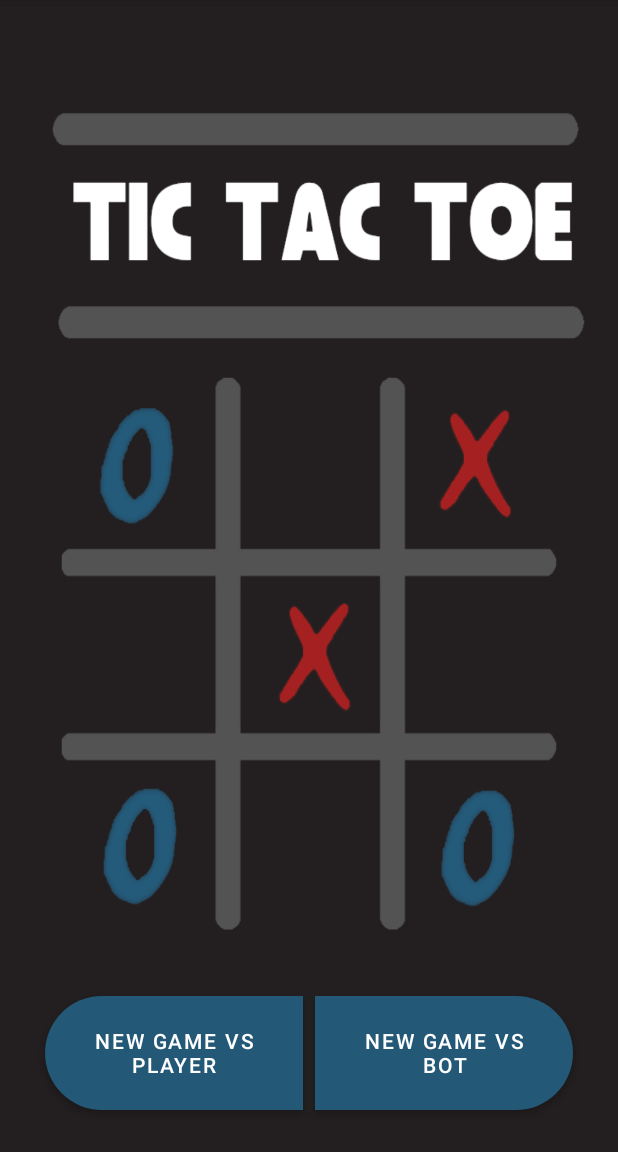
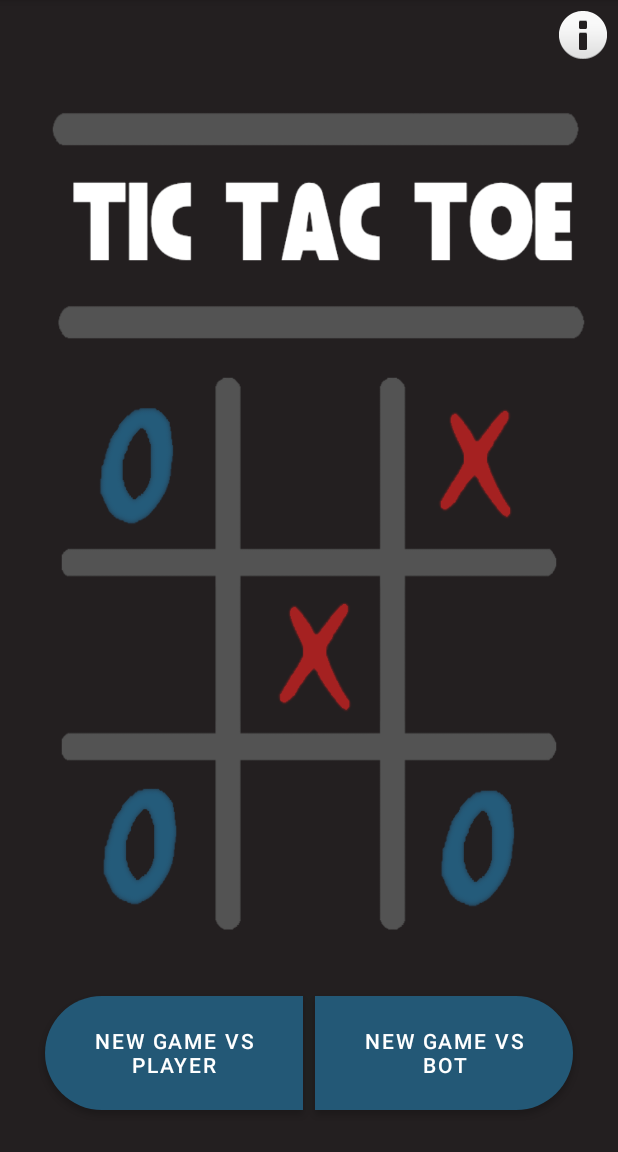
Before and after one commit to Danx3mer/Mobile-TicTacToe, an Android app: the screen it shows after launch (MainActivity), on a phone screen of 412 x 824 dp, the part 84-1236 px from its top. Run offline under Robolectric (Android 15) with nearby library versions, the phone set to English and light mode, and no system bars.

Commit message:
Commit 29: Big design update

```diff
--- a/app/src/main/res/layout/title_screen.xml
+++ b/app/src/main/res/layout/title_screen.xml
@@ -5,6 +5,21 @@
     android:layout_width="match_parent"
     android:layout_height="match_parent"
     android:background="@drawable/tictactoe">
+
+    <ImageButton
+        android:id="@+id/imageButtonInfo"
+        android:layout_width="wrap_content"
+        android:layout_height="wrap_content"
+        android:background="#00FFFFFF"
+        android:contentDescription="This button is used to go back to the title screen."
+        android:onClick="backToTitleScreen"
+        app:layout_constraintBottom_toBottomOf="parent"
+        app:layout_constraintEnd_toEndOf="parent"
+        app:layout_constraintHorizontal_bias="0.98"
+        app:layout_constraintStart_toStartOf="parent"
+        app:layout_constraintTop_toTopOf="parent"
+        app:layout_constraintVertical_bias="0.00999999"
+        app:srcCompat="@android:drawable/ic_dialog_info" />
 
     <Button
         android:id="@+id/button"
```
Also changed, not shown: app/src/main/res/layout/activity_main.xml (+57 -23 lines).
